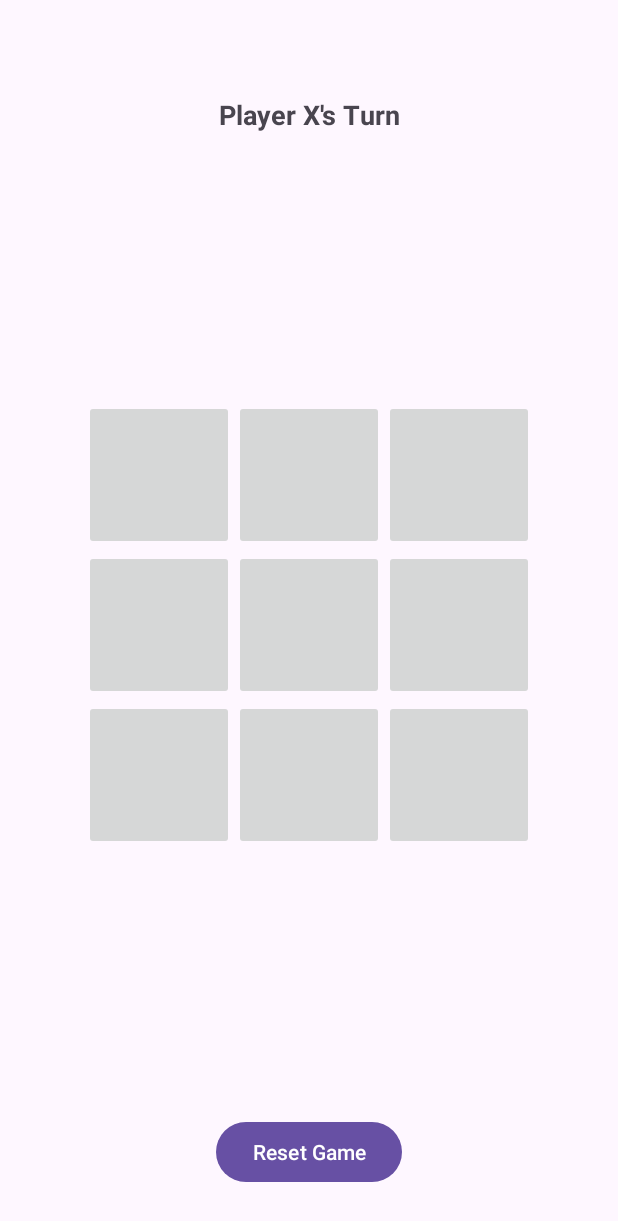
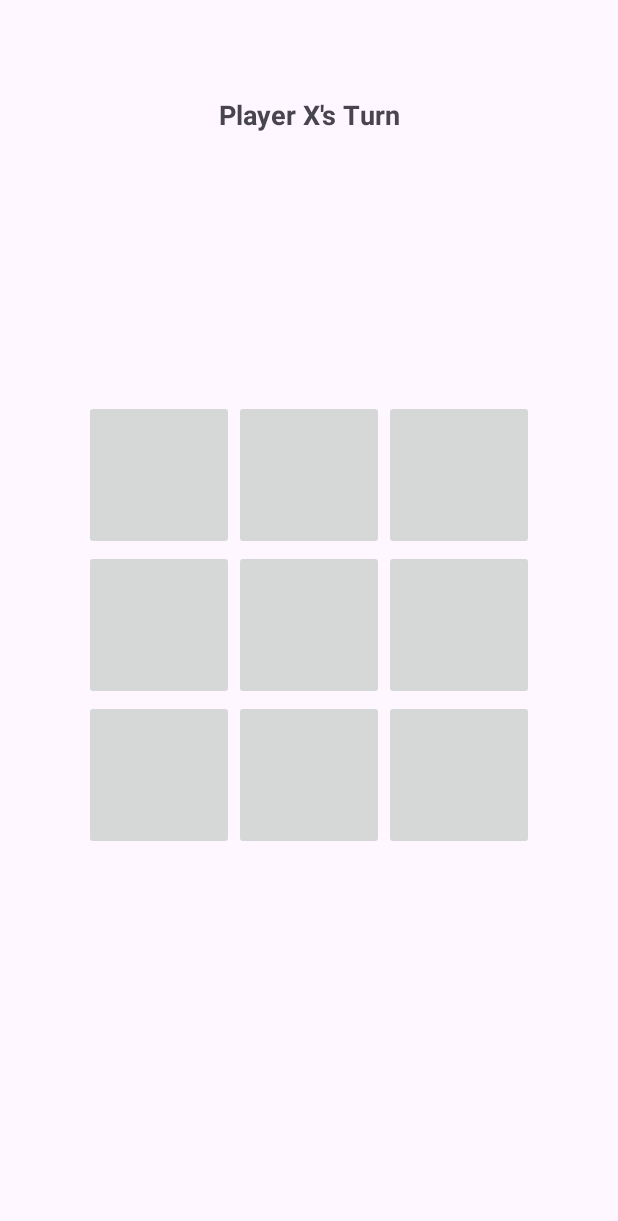
Before and after one commit to tomerProg/Android-Tic-Tac-Toe, an Android app: the screen it shows after launch (MainActivity), on a phone screen of 412 x 824 dp. Shown: the top 1221 px of the screen. Run offline under Robolectric (Android 15) with nearby library versions, the phone set to English and light mode, and no system bars.

Commit message:
change reset button to play again button

```diff
--- a/app/src/main/java/com/example/tictactoe/MainActivity.kt
+++ b/app/src/main/java/com/example/tictactoe/MainActivity.kt
@@ -2,6 +2,7 @@ package com.example.tictactoe
 
 import android.annotation.SuppressLint
 import android.os.Bundle
+import android.view.View
 import android.widget.Button
 import android.widget.ImageButton
 import android.widget.TextView
@@ -14,6 +15,7 @@ class MainActivity : AppCompatActivity() {
     private var board: Board? = null
     private var currentPlayer:PlayerSign  = PlayerSign.X
     private var tvStatus: TextView? = null
+    private var playAgainButton: Button? = null
 
     override fun onCreate(savedInstanceState: Bundle?) {
         super.onCreate(savedInstanceState)
@@ -27,7 +29,9 @@ class MainActivity : AppCompatActivity() {
 
         this.board = createBoard()
         this.tvStatus = findViewById(R.id.tvStatus)
-        findViewById<Button>(R.id.btnReset).setOnClickListener { resetGame() }
+        this.playAgainButton = findViewById(R.id.btnPlayAgain)
+        this.playAgainButton?.setOnClickListener { resetGame() }
+        this.resetGame()
     }
 
     private fun createBoard(): Board{
@@ -69,8 +73,10 @@ class MainActivity : AppCompatActivity() {
         if (this.board?.hasWinner() == true) {
             tvStatus?.text = "Player ${this.currentPlayer} Wins!"
             this.board?.disableButtons()
+            this.playAgainButton?.visibility = View.VISIBLE
         } else if (this.board?.isFull() == true) {
             tvStatus?.text = "It's a Draw!"
+            this.playAgainButton?.visibility = View.VISIBLE
         } else {
             currentPlayer = if (currentPlayer == PlayerSign.X) PlayerSign.O else PlayerSign.X
             tvStatus?.text = "Player ${this.currentPlayer}'s Turn"
@@ -82,5 +88,6 @@ class MainActivity : AppCompatActivity() {
         this.board?.reset()
         this.currentPlayer= PlayerSign.X
         this.tvStatus?.text = "Player X's Turn"
+        this.playAgainButton?.visibility = View.INVISIBLE
     }
 }
--- a/app/src/main/res/layout/activity_main.xml
+++ b/app/src/main/res/layout/activity_main.xml
@@ -25,7 +25,7 @@
         android:layout_height="wrap_content"
         android:columnCount="3"
         android:rowCount="3"
-        app:layout_constraintBottom_toTopOf="@+id/btnReset"
+        app:layout_constraintBottom_toTopOf="@+id/btnPlayAgain"
         app:layout_constraintEnd_toEndOf="parent"
         app:layout_constraintStart_toStartOf="parent"
         app:layout_constraintTop_toBottomOf="@+id/tvStatus">
@@ -86,11 +86,12 @@
     </GridLayout>
 
     <Button
-        android:id="@+id/btnReset"
+        android:id="@+id/btnPlayAgain"
         android:layout_width="wrap_content"
         android:layout_height="wrap_content"
         android:layout_marginBottom="32dp"
-        android:text="Reset Game"
+        android:text="Play Again"
+        android:visibility="visible"
         app:layout_constraintBottom_toBottomOf="parent"
         app:layout_constraintEnd_toEndOf="parent"
         app:layout_constraintStart_toStartOf="parent" />
```
